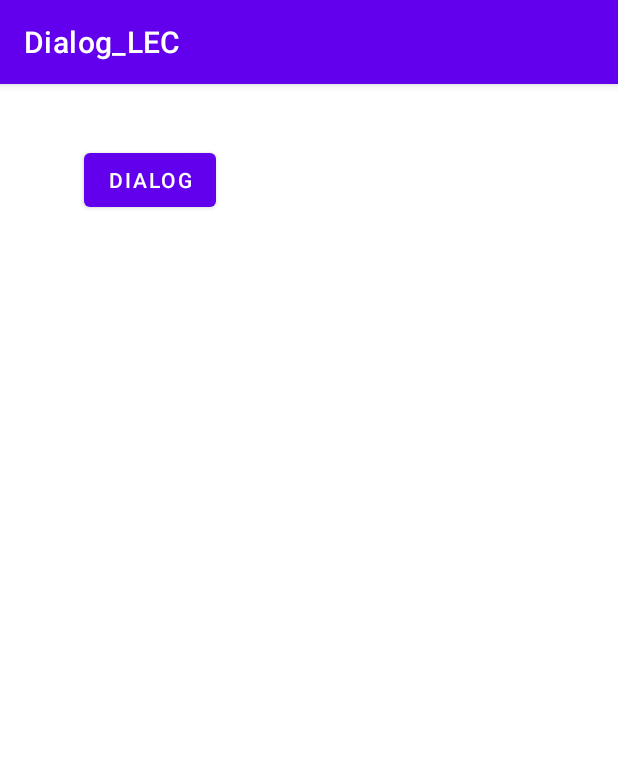
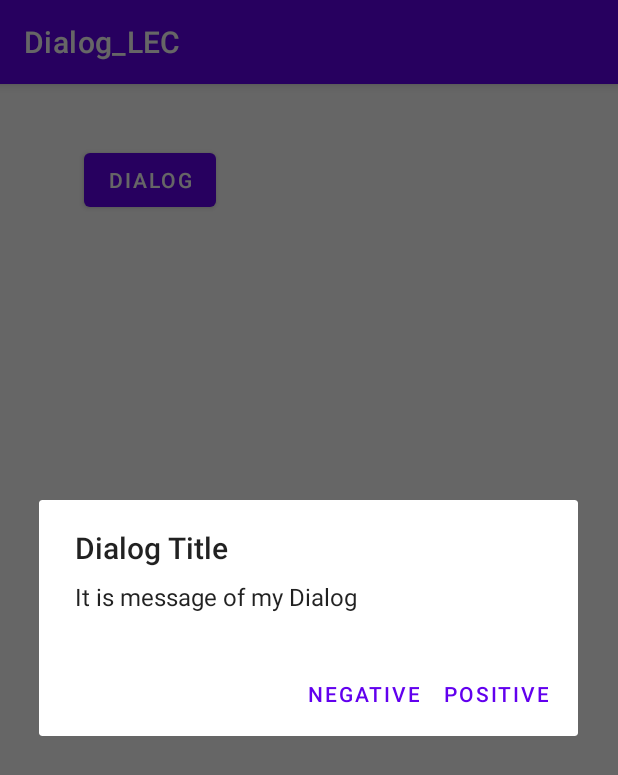
Before and after one commit to BushraKhalid01/Mobile_Computing_Progress, an Android app: the screen it shows after launch (MainActivity), after a tap on "DIALOG", on a phone screen of 412 x 824 dp. Shown: the top 775 px of the screen. Run offline under Robolectric (Android 15) with nearby library versions, the phone set to English and light mode, and no system bars.

Commit message:
Show Dialog functionality added

```diff
--- a/Dialog_LEC/app/src/main/java/org/haqnawaz/dialog_lec/MainActivity.java
+++ b/Dialog_LEC/app/src/main/java/org/haqnawaz/dialog_lec/MainActivity.java
@@ -1,18 +1,47 @@
 package org.haqnawaz.dialog_lec;
 
+import androidx.appcompat.app.AlertDialog;
 import androidx.appcompat.app.AppCompatActivity;
 
+import android.content.DialogInterface;
 import android.os.Bundle;
 import android.view.View;
+import android.widget.Button;
+import android.widget.Toast;
 
 public class MainActivity extends AppCompatActivity {
 
+    Button button;
     @Override
     protected void onCreate(Bundle savedInstanceState) {
         super.onCreate(savedInstanceState);
         setContentView(R.layout.activity_main);
+
+        button = findViewById(R.id.btnDialog);
     }
 
     public void ShowDialog(View view) {
+        AlertDialog.Builder builder = new AlertDialog.Builder(MainActivity.this);
+        builder.setTitle("Dialog Title");
+        builder.setMessage("It is message of my Dialog");
+        builder.setCancelable(false);
+        builder.setPositiveButton("Positive",
+                new DialogInterface.OnClickListener() {
+                    @Override
+                    public void onClick(DialogInterface dialogInterface, int i) {
+                        Toast.makeText(MainActivity.this, "Positive Button was Clicked", Toast.LENGTH_LONG).show();
+                    }
+                }
+        );
+        builder.setNegativeButton("Negative",
+                new DialogInterface.OnClickListener() {
+                    @Override
+                    public void onClick(DialogInterface dialogInterface, int i) {
+                        Toast.makeText(MainActivity.this, "Negative Button was Clicked", Toast.LENGTH_LONG).show();
+                    }
+                }
+        );
+        AlertDialog alertDialog = builder.create();
+        alertDialog.show();
     }
 }
```
